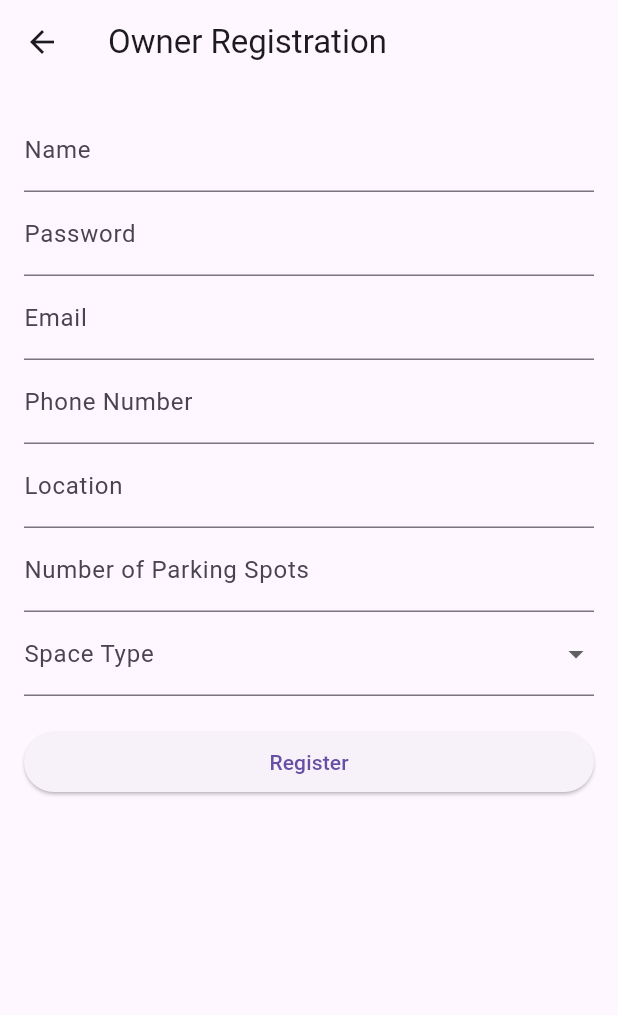
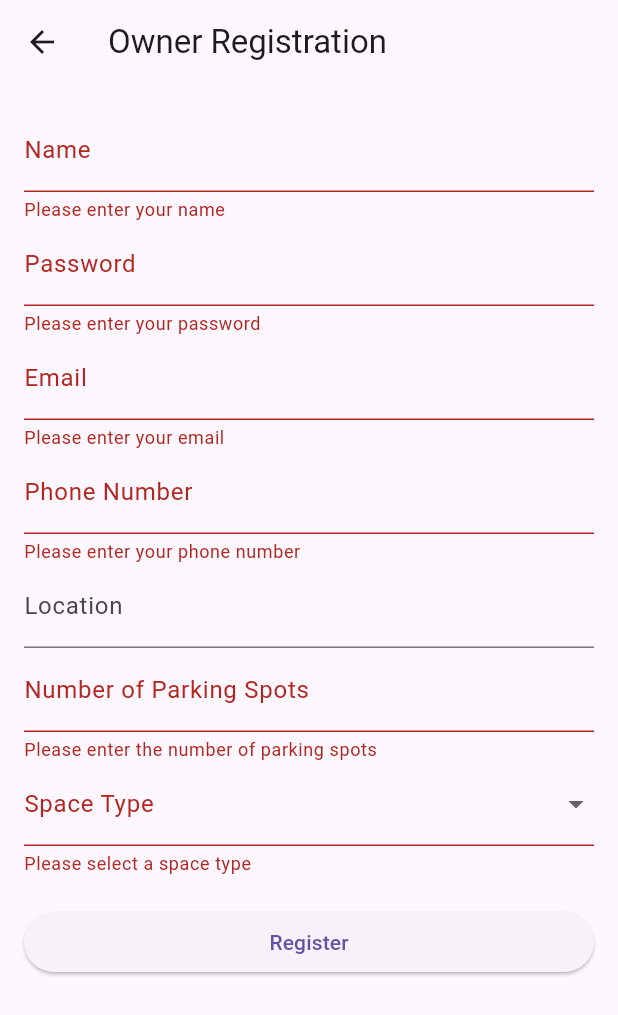
Before and after one commit to mathewjacob123/Parking-App-System, a Flutter app: the OwnerRegistrationPage screen opened by its route, after a tap on "Register", on a phone screen of 412 x 824 dp. Shown: the top 1015 px of the screen. Run offline on Flutter 3.47's test engine with Material 3 defaults, Android fonts, the phone set to English and light mode, and no system bars.

Commit message:
registration for user and owner done "api calls done"

```diff
--- a/flutter_application_1/lib/screens/registration/owner_registration.dart
+++ b/flutter_application_1/lib/screens/registration/owner_registration.dart
@@ -1,56 +1,176 @@
+import 'dart:convert';
 import 'package:flutter/material.dart';
+import 'package:http/http.dart' as http;
 
 class OwnerRegistrationPage extends StatelessWidget {
   final _formKey = GlobalKey<FormState>();
 
+  final TextEditingController _nameController = TextEditingController();
+  final TextEditingController _passwordController = TextEditingController();
+  final TextEditingController _emailController = TextEditingController();
+  final TextEditingController _phoneController = TextEditingController();
+  final TextEditingController _locationController = TextEditingController();
+  final TextEditingController _parkingSpotsController = TextEditingController();
+
+  String? _spaceType;
+
+  Future<void> _registerOwner(BuildContext context) async {
+    const String url = 'http://192.168.0.111:8080/register_owner'; // Replace with your backend endpoint
+
+    final ownerData = {
+      "name": _nameController.text,
+      "password": _passwordController.text,
+      "email": _emailController.text,
+      "phone": _phoneController.text,
+      "location": _locationController.text,
+      "parking_spots": int.parse(_parkingSpotsController.text),
+      "space_type": _spaceType,
+    };
+
+    try {
+      final response = await http.post(
+        Uri.parse(url),
+        headers: {"Content-Type": "application/json"},
+        body: json.encode(ownerData),
+      );
+
+      if (response.statusCode == 200) {
+        final responseData = json.decode(response.body);
+        print("Owner registered: $responseData");
+        ScaffoldMessenger.of(context).showSnackBar(
+          SnackBar(content: Text("Owner registered successfully!")),
+        );
+
+        // Clear the form
+        _formKey.currentState?.reset();
+        _nameController.clear();
+        _passwordController.clear();
+        _emailController.clear();
+        _phoneController.clear();
+        _locationController.clear();
+        _parkingSpotsController.clear();
+        _spaceType = null;
+      } else {
+        print("Failed to register owner: ${response.statusCode}");
+        ScaffoldMessenger.of(context).showSnackBar(
+          SnackBar(content: Text("Failed to register owner.")),
+        );
+      }
+    } catch (e) {
+      print("Error: $e");
+      ScaffoldMessenger.of(context).showSnackBar(
+        SnackBar(content: Text("An error occurred.")),
+      );
+    }
+  }
+
   @override
   Widget build(BuildContext context) {
     return Scaffold(
-      appBar: AppBar(title: Text("Owner Registration")),
+      appBar: AppBar(title: const Text("Owner Registration")),
       body: Padding(
-        padding: EdgeInsets.all(16.0),
+        padding: const EdgeInsets.all(16.0),
         child: Form(
           key: _formKey,
           child: ListView(
             children: [
               TextFormField(
-                decoration: InputDecoration(labelText: "Name"),
+                controller: _nameController,
+                decoration: const InputDecoration(labelText: "Name"),
+                validator: (value) {
+                  if (value == null || value.isEmpty) {
+                    return "Please enter your name";
+                  }
+                  return null;
+                },
               ),
               TextFormField(
-                decoration: InputDecoration(labelText: "Password"),
+                controller: _passwordController,
+                decoration: const InputDecoration(labelText: "Password"),
                 obscureText: true,
+                validator: (value) {
+                  if (value == null || value.isEmpty) {
+                    return "Please enter your password";
+                  }
+                  if (value.length < 6) {
+                    return "Password must be at least 6 characters long";
+                  }
+                  return null;
+                },
               ),
               TextFormField(
-                decoration: InputDecoration(labelText: "Email"),
+                controller: _emailController,
+                decoration: const InputDecoration(labelText: "Email"),
+                validator: (value) {
+                  if (value == null || value.isEmpty) {
+                    return "Please enter your email";
+                  }
+                  if (!RegExp(r"^[a-zA-Z0-9._%+-]+@[a-zA-Z0-9.-]+\.[a-zA-Z]{2,}$")
+                      .hasMatch(value)) {
+                    return "Please enter a valid email address";
+                  }
+                  return null;
+                },
               ),
               TextFormField(
-                decoration: InputDecoration(labelText: "Phone Number"),
+                controller: _phoneController,
+                decoration: const InputDecoration(labelText: "Phone Number"),
+                keyboardType: TextInputType.phone,
+                validator: (value) {
+                  if (value == null || value.isEmpty) {
+                    return "Please enter your phone number";
+                  }
+                  if (value.length != 10) {
+                    return "Phone number must be 10 digits";
+                  }
+                  return null;
+                },
               ),
               TextFormField(
-                decoration: InputDecoration(labelText: "Location"),
+                controller: _locationController,
+                decoration: const InputDecoration(labelText: "Location"),
               ),
               TextFormField(
-                decoration: InputDecoration(labelText: "Number of Parking Spots"),
+                controller: _parkingSpotsController,
+                decoration:
+                    const InputDecoration(labelText: "Number of Parking Spots"),
                 keyboardType: TextInputType.number,
+                validator: (value) {
+                  if (value == null || value.isEmpty) {
+                    return "Please enter the number of parking spots";
+                  }
+                  if (int.tryParse(value) == null) {
+                    return "Please enter a valid number";
+                  }
+                  return null;
+                },
               ),
               DropdownButtonFormField<String>(
-                decoration: InputDecoration(labelText: "Space Type"),
-                items: ["Two-Wheeler", "Four-Wheeler"]
+                decoration: const InputDecoration(labelText: "Space Type"),
+                items: ["Two_Wheeler", "Four_Wheeler"]
                     .map((type) => DropdownMenuItem(
-                          value: type,
+                          value: type.toLowerCase().replaceAll(" ", "_"),
                           child: Text(type),
                         ))
                     .toList(),
-                onChanged: (value) {},
+                onChanged: (value) {
+                  _spaceType = value;
+                },
+                validator: (value) {
+                  if (value == null || value.isEmpty) {
+                    return "Please select a space type";
+                  }
+                  return null;
+                },
               ),
-              SizedBox(height: 20),
+              const SizedBox(height: 20),
               ElevatedButton(
                 onPressed: () {
                   if (_formKey.currentState?.validate() == true) {
-                    // Submit the form data
+                    _registerOwner(context);
                   }
                 },
-                child: Text("Register"),
+                child: const Text("Register"),
               ),
             ],
           ),
--- a/flutter_application_1/lib/screens/registration/user_registration.dart
+++ b/flutter_application_1/lib/screens/registration/user_registration.dart
@@ -19,9 +19,9 @@ class UserRegistrationPage extends StatelessWidget {
       "username": _usernameController.text,
       "password": _passwordController.text,
       "email": _emailController.text,
-      "phoneNumber": _phoneNumberController.text,
-      "vehicleType": _vehicleTypeController.text,
-      "vehicleNumber": _vehicleNumberController.text,
+      "phone": _phoneNumberController.text,
+      "vehicle_type": _vehicleTypeController.text,
+      "vehicle_number": _vehicleNumberController.text,
     };
 
     try {
```
Also changed, not shown: flutter_application_1/lib/api_service.dart (+40 -0 lines), 1 other file.
